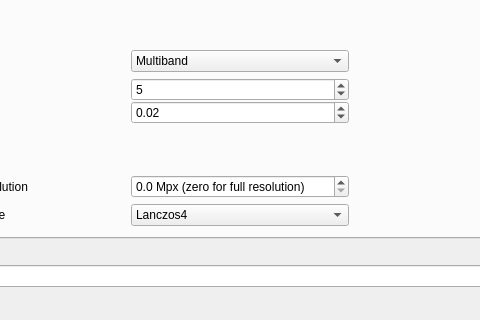
The window that src/mainwindow.ui (qchateau/AutoPanorama) describes before a commit, drawn with Qt 5; both pictures show x 118 to 598 and y 380 to 700 of the 940 by 700 pixel window.
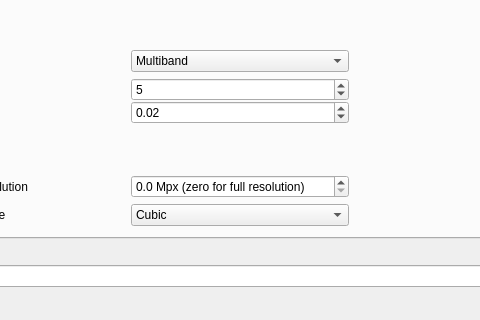
The same window after the commit. The open tabs and pages were chosen to show the change. Custom widgets are drawn as their Qt base class.

What changed in the file:
```diff
--- a/src/mainwindow.ui
+++ b/src/mainwindow.ui
@@ -669,11 +669,6 @@
         </item>
         <item row="26" column="1">
          <widget class="QComboBox" name="interp_combobox">
-          <item>
-           <property name="text">
-            <string>Lanczos4</string>
-           </property>
-          </item>
           <item>
            <property name="text">
             <string>Cubic</string>
```
Left out of the diff: 5 changed lines with no effect on the pictures.
